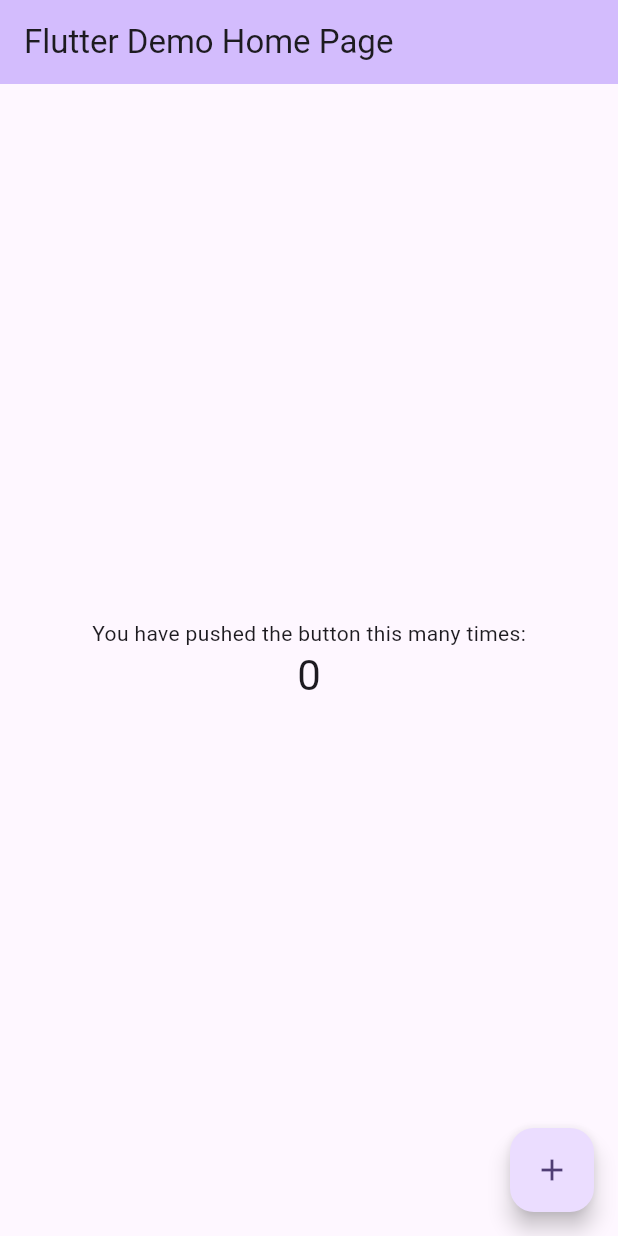
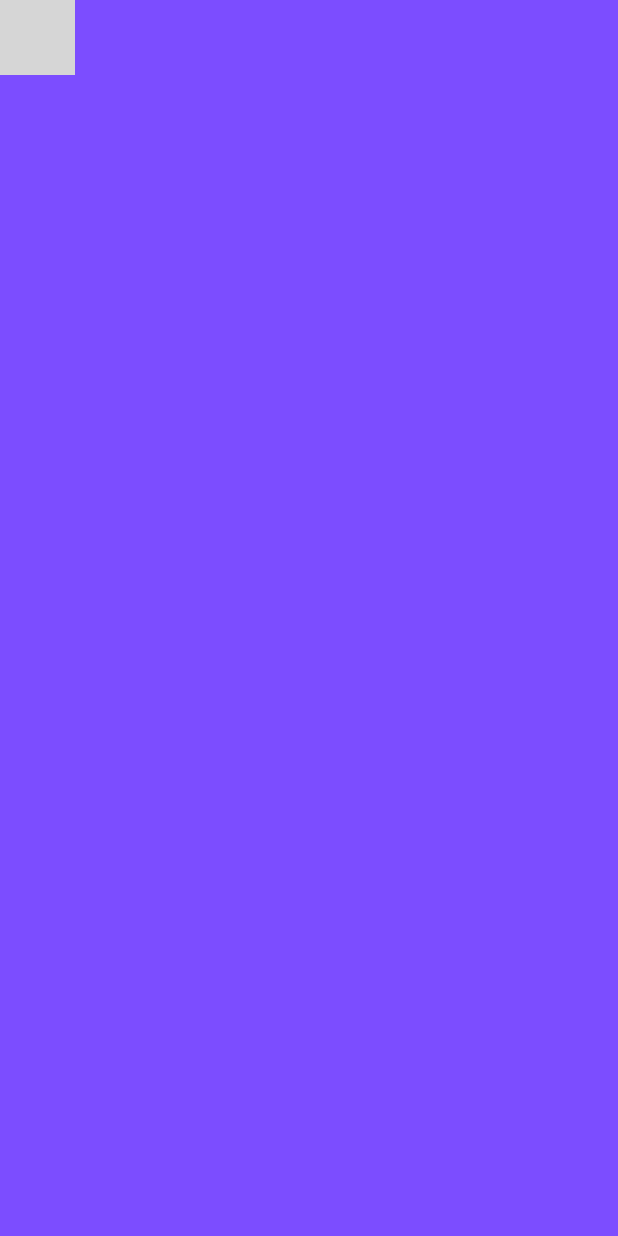
Before and after one commit to MilisaGwadiso/https---github.com-MilisaGwadiso-trivia-app, a Flutter app: the screen it shows after launch, on a phone screen of 412 x 824 dp. Run offline on Flutter 3.47's test engine with Material 3 defaults, Android fonts, the phone set to English and light mode, and no system bars; grey boxes are pictures that could not be loaded.

Commit message:
first commit

```diff
--- a/lib/main.dart
+++ b/lib/main.dart
@@ -3,123 +3,24 @@ import 'package:flutter/material.dart';
 void main() {
   runApp(const MyApp());
 }
-
-class MyApp extends StatelessWidget {
+ class MyApp extends StatelessWidget {
   const MyApp({super.key});
-
-  // This widget is the root of your application.
-  @override
-  Widget build(BuildContext context) {
-    return MaterialApp(
-      title: 'Flutter Demo',
-      theme: ThemeData(
-        // This is the theme of your application.
-        //
-        // TRY THIS: Try running your application with "flutter run". You'll see
-        // the application has a purple toolbar. Then, without quitting the app,
-        // try changing the seedColor in the colorScheme below to Colors.green
-        // and then invoke "hot reload" (save your changes or press the "hot
-        // reload" button in a Flutter-supported IDE, or press "r" if you used
-        // the command line to start the app).
-        //
-        // Notice that the counter didn't reset back to zero; the application
-        // state is not lost during the reload. To reset the state, use hot
-        // restart instead.
-        //
-        // This works for code too, not just values: Most code changes can be
-        // tested with just a hot reload.
-        colorScheme: ColorScheme.fromSeed(seedColor: Colors.deepPurple),
-        useMaterial3: true,
-      ),
-      home: const MyHomePage(title: 'Flutter Demo Home Page'),
-    );
-  }
-}
-
-class MyHomePage extends StatefulWidget {
-  const MyHomePage({super.key, required this.title});
-
-  // This widget is the home page of your application. It is stateful, meaning
-  // that it has a State object (defined below) that contains fields that affect
-  // how it looks.
-
-  // This class is the configuration for the state. It holds the values (in this
-  // case the title) provided by the parent (in this case the App widget) and
-  // used by the build method of the State. Fields in a Widget subclass are
-  // always marked "final".
-
-  final String title;
-
-  @override
-  State<MyHomePage> createState() => _MyHomePageState();
-}
-
-class _MyHomePageState extends State<MyHomePage> {
-  int _counter = 0;
-
-  void _incrementCounter() {
-    setState(() {
-      // This call to setState tells the Flutter framework that something has
-      // changed in this State, which causes it to rerun the build method below
-      // so that the display can reflect the updated values. If we changed
-      // _counter without calling setState(), then the build method would not be
-      // called again, and so nothing would appear to happen.
-      _counter++;
-    });
-  }
 
   @override
   Widget build(BuildContext context) {
-    // This method is rerun every time setState is called, for instance as done
-    // by the _incrementCounter method above.
-    //
-    // The Flutter framework has been optimized to make rerunning build methods
-    // fast, so that you can just rebuild anything that needs updating rather
-    // than having to individually change instances of widgets.
-    return Scaffold(
-      appBar: AppBar(
-        // TRY THIS: Try changing the color here to a specific color (to
-        // Colors.amber, perhaps?) and trigger a hot reload to see the AppBar
-        // change color while the other colors stay the same.
-        backgroundColor: Theme.of(context).colorScheme.inversePrimary,
-        // Here we take the value from the MyHomePage object that was created by
-        // the App.build method, and use it to set our appbar title.
-        title: Text(widget.title),
-      ),
-      body: Center(
-        // Center is a layout widget. It takes a single child and positions it
-        // in the middle of the parent.
-        child: Column(
-          // Column is also a layout widget. It takes a list of children and
-          // arranges them vertically. By default, it sizes itself to fit its
-          // children horizontally, and tries to be as tall as its parent.
-          //
-          // Column has various properties to control how it sizes itself and
-          // how it positions its children. Here we use mainAxisAlignment to
-          // center the children vertically; the main axis here is the vertical
-          // axis because Columns are vertical (the cross axis would be
-          // horizontal).
-          //
-          // TRY THIS: Invoke "debug painting" (choose the "Toggle Debug Paint"
-          // action in the IDE, or press "p" in the console), to see the
-          // wireframe for each widget.
-          mainAxisAlignment: MainAxisAlignment.center,
-          children: <Widget>[
-            const Text(
-              'You have pushed the button this many times:',
-            ),
-            Text(
-              '$_counter',
-              style: Theme.of(context).textTheme.headlineMedium,
-            ),
-          ],
-        ),
-      ),
-      floatingActionButton: FloatingActionButton(
-        onPressed: _incrementCounter,
-        tooltip: 'Increment',
-        child: const Icon(Icons.add),
-      ), // This trailing comma makes auto-formatting nicer for build methods.
-    );
+    return const MaterialApp(home: HomeScreen(),);
   }
 }
+ class HomeScreen extends StatelessWidget {
+  const HomeScreen({super.key});
+
+  @override
+  Widget build(BuildContext context) {
+    return const Scaffold(
+      backgroundColor: Colors.deepPurpleAccent,
+      body: Column(
+        children: [ Image(image:AssetImage('asset/Illustration.png') ,height: 50 , width: 50,)],
+      ),
+ );
+  }
+}
--- a/pubspec.yaml
+++ b/pubspec.yaml
@@ -59,9 +59,8 @@ flutter:
   uses-material-design: true
 
   # To add assets to your application, add an assets section, like this:
-  # assets:
-  #   - images/a_dot_burr.jpeg
-  #   - images/a_dot_ham.jpeg
+  assets:
+  -asset/Illustration.png
 
   # An image asset can refer to one or more resolution-specific "variants", see
   # https://flutter.dev/to/resolution-aware-images
```
Also changed, not shown: assets/Illustration.png (added).
